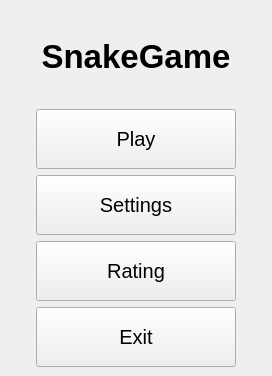
Old version of the form design/MainWindow.ui in the repository sonyachep/Doodle_jump.
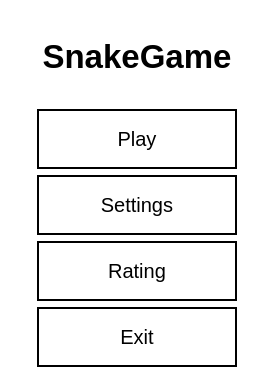
New version of the form.

```diff
--- a/design/MainWindow.ui
+++ b/design/MainWindow.ui
@@ -6,13 +6,16 @@
    <rect>
     <x>0</x>
     <y>0</y>
-    <width>272</width>
+    <width>274</width>
     <height>376</height>
    </rect>
   </property>
   <property name="windowTitle">
    <string>MainWindow</string>
   </property>
+  <property name="styleSheet">
+   <string notr="true">background-color: #FFFFFF;</string>
+  </property>
   <widget class="QWidget" name="centralwidget">
    <layout class="QGridLayout" name="gridLayout_2">
     <item row="0" column="0">
@@ -54,6 +57,10 @@
           <pointsize>15</pointsize>
          </font>
         </property>
+        <property name="styleSheet">
+         <string notr="true">border: 2px solid #000000;
+</string>
+        </property>
         <property name="text">
          <string>Exit</string>
         </property>
@@ -78,6 +85,9 @@
           <pointsize>15</pointsize>
          </font>
         </property>
+        <property name="styleSheet">
+         <string notr="true">border: 2px solid #000000;</string>
+        </property>
         <property name="text">
          <string>Rating</string>
         </property>
@@ -108,6 +118,9 @@
           <pointsize>15</pointsize>
          </font>
         </property>
+        <property name="styleSheet">
+         <string notr="true">border: 2px solid #000000;</string>
+        </property>
         <property name="text">
          <string>Play</string>
         </property>
@@ -132,6 +145,10 @@
           <pointsize>15</pointsize>
          </font>
         </property>
+        <property name="styleSheet">
+         <string notr="true">border: 2px solid #000000;
+</string>
+        </property>
         <property name="text">
          <string>Settings</string>
         </property>
```
